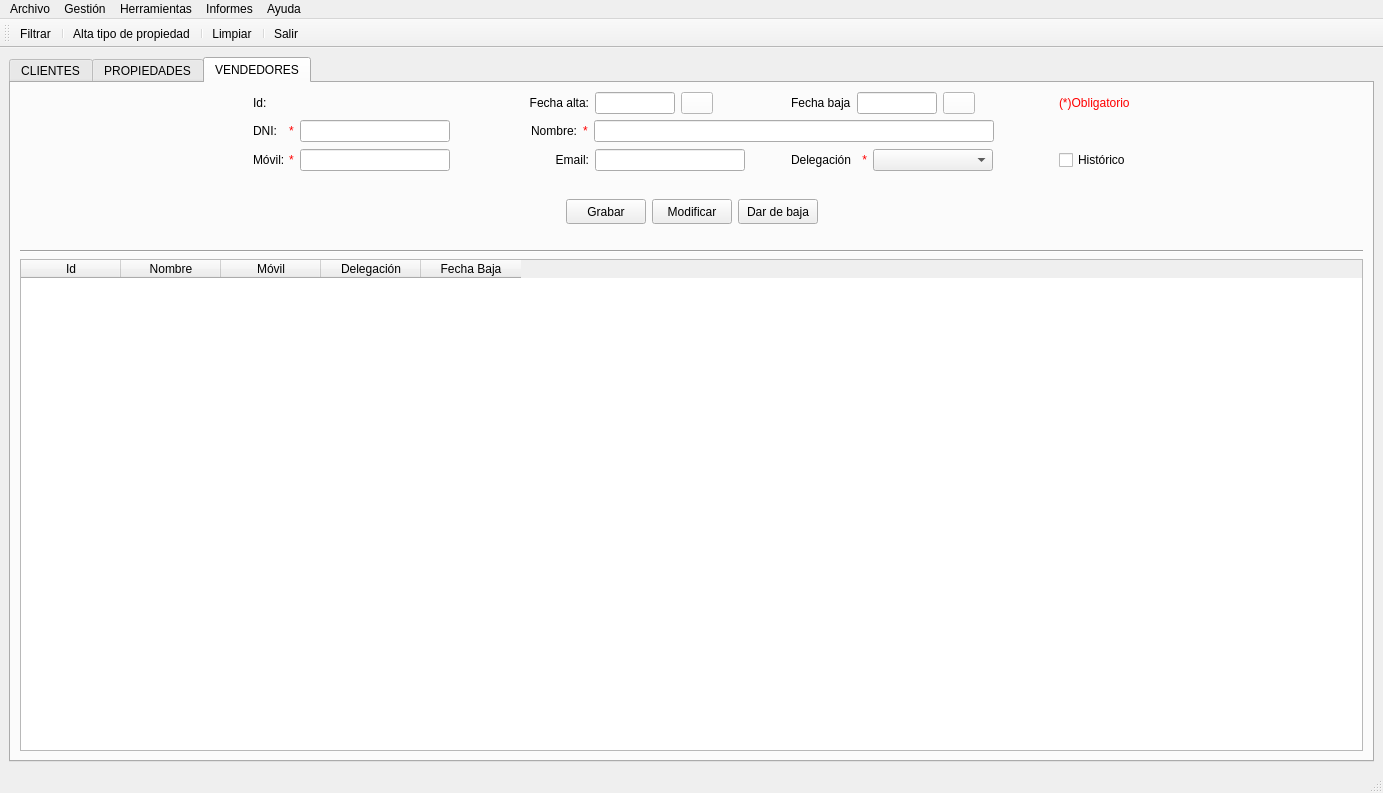
yelkov/ProyectoDI, file templates/venPrincipal.ui: the form before one commit.
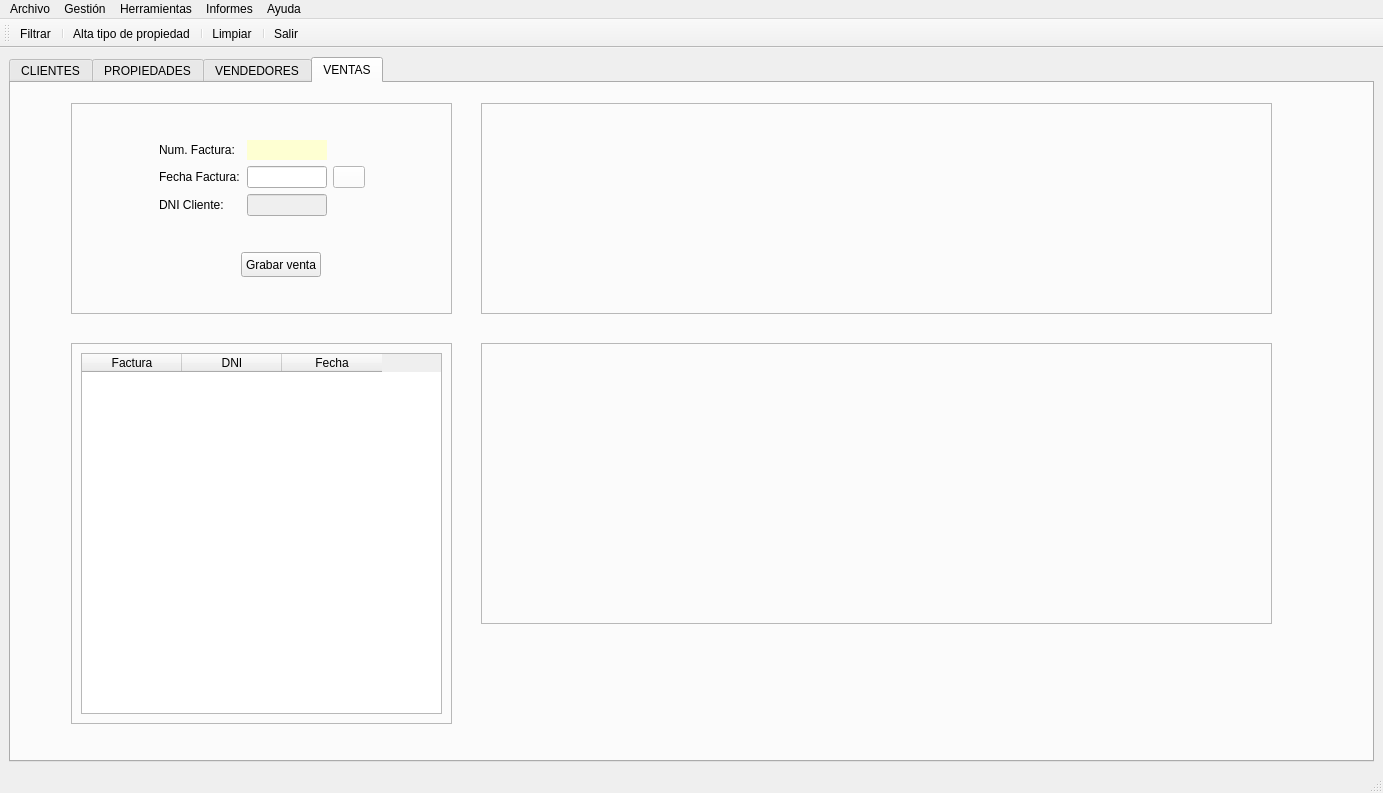
The form after the commit. Icons and pictures are not drawn.

Commit message: feat(grabar facturas completado)

Patch:
```diff
--- a/templates/venPrincipal.ui
+++ b/templates/venPrincipal.ui
@@ -52,7 +52,7 @@
        </size>
       </property>
       <property name="currentIndex">
-       <number>2</number>
+       <number>3</number>
       </property>
       <widget class="QWidget" name="pesClientes">
        <attribute name="title">
@@ -5057,6 +5057,298 @@
         </item>
        </layout>
       </widget>
+      <widget class="QWidget" name="pesVentas">
+       <attribute name="title">
+        <string>VENTAS</string>
+       </attribute>
+       <widget class="QFrame" name="frame">
+        <property name="geometry">
+         <rect>
+          <x>60</x>
+          <y>20</y>
+          <width>381</width>
+          <height>211</height>
+         </rect>
+        </property>
+        <property name="frameShape">
+         <enum>QFrame::StyledPanel</enum>
+        </property>
+        <property name="frameShadow">
+         <enum>QFrame::Sunken</enum>
+        </property>
+        <property name="lineWidth">
+         <number>1</number>
+        </property>
+        <layout class="QGridLayout" name="gridLayout_8">
+         <item row="0" column="0">
+          <layout class="QHBoxLayout" name="horizontalLayout_41">
+           <item>
+            <spacer name="horizontalSpacer_56">
+             <property name="orientation">
+              <enum>Qt::Horizontal</enum>
+             </property>
+             <property name="sizeHint" stdset="0">
+              <size>
+               <width>40</width>
+               <height>20</height>
+              </size>
+             </property>
+            </spacer>
+           </item>
+           <item>
+            <layout class="QGridLayout" name="gridLayout_7">
+             <item row="1" column="2">
+              <widget class="QLineEdit" name="txtFechaFactura">
+               <property name="enabled">
+                <bool>true</bool>
+               </property>
+               <property name="sizePolicy">
+                <sizepolicy hsizetype="Fixed" vsizetype="Fixed">
+                 <horstretch>0</horstretch>
+                 <verstretch>0</verstretch>
+                </sizepolicy>
+               </property>
+               <property name="minimumSize">
+                <size>
+                 <width>80</width>
+                 <height>0</height>
+                </size>
+               </property>
+               <property name="maximumSize">
+                <size>
+                 <width>80</width>
+                 <height>16777215</height>
+                </size>
+               </property>
+               <property name="alignment">
+                <set>Qt::AlignCenter</set>
+               </property>
+              </widget>
+             </item>
+             <item row="0" column="0">
+              <widget class="QLabel" name="label">
+               <property name="text">
+                <string>Num. Factura:</string>
+               </property>
+              </widget>
+             </item>
+             <item row="0" column="2" colspan="2">
+              <widget class="QLabel" name="lblNumFactura">
+               <property name="minimumSize">
+                <size>
+                 <width>80</width>
+                 <height>20</height>
+                </size>
+               </property>
+               <property name="maximumSize">
+                <size>
+                 <width>80</width>
+                 <height>20</height>
+                </size>
+               </property>
+               <property name="styleSheet">
+                <string notr="true">background-color: rgb(254, 255, 210);</string>
+               </property>
+               <property name="text">
+                <string/>
+               </property>
+              </widget>
+             </item>
+             <item row="1" column="3">
+              <widget class="QPushButton" name="btnFechaFactura">
+               <property name="minimumSize">
+                <size>
+                 <width>32</width>
+                 <height>20</height>
+                </size>
+               </property>
+               <property name="maximumSize">
+                <size>
+                 <width>32</width>
+                 <height>16777215</height>
+                </size>
+               </property>
+               <property name="toolTip">
+                <string>Abrir calendario</string>
+               </property>
+               <property name="styleSheet">
+                <string notr="true">background-color : rgb(255, 255, 255)</string>
+               </property>
+               <property name="text">
+                <string/>
+               </property>
+               <property name="icon">
+                <iconset>
+                 <normaloff>../img/calendar.ico</normaloff>../img/calendar.ico</iconset>
+               </property>
+              </widget>
+             </item>
+             <item row="2" column="0">
+              <widget class="QLabel" name="label_3">
+               <property name="text">
+                <string>DNI Cliente:</string>
+               </property>
+              </widget>
+             </item>
+             <item row="4" column="1" colspan="2">
+              <widget class="QPushButton" name="btnGrabarFactura">
+               <property name="minimumSize">
+                <size>
+                 <width>80</width>
+                 <height>25</height>
+                </size>
+               </property>
+               <property name="maximumSize">
+                <size>
+                 <width>80</width>
+                 <height>25</height>
+                </size>
+               </property>
+               <property name="text">
+                <string>Grabar venta</string>
+               </property>
+              </widget>
+             </item>
+             <item row="2" column="2" colspan="2">
+              <widget class="QLineEdit" name="txtdniclifac">
+               <property name="enabled">
+                <bool>false</bool>
+               </property>
+               <property name="minimumSize">
+                <size>
+                 <width>80</width>
+                 <height>0</height>
+                </size>
+               </property>
+               <property name="maximumSize">
+                <size>
+                 <width>80</width>
+                 <height>16777215</height>
+                </size>
+               </property>
+              </widget>
+             </item>
+             <item row="1" column="0" colspan="2">
+              <widget class="QLabel" name="label_4">
+               <property name="text">
+                <string>Fecha Factura:</string>
+               </property>
+              </widget>
+             </item>
+             <item row="3" column="2">
+              <spacer name="verticalSpacer_14">
+               <property name="orientation">
+                <enum>Qt::Vertical</enum>
+               </property>
+               <property name="sizeType">
+                <enum>QSizePolicy::Fixed</enum>
+               </property>
+               <property name="sizeHint" stdset="0">
+                <size>
+                 <width>20</width>
+                 <height>30</height>
+                </size>
+               </property>
+              </spacer>
+             </item>
+            </layout>
+           </item>
+           <item>
+            <spacer name="horizontalSpacer_55">
+             <property name="orientation">
+              <enum>Qt::Horizontal</enum>
+             </property>
+             <property name="sizeHint" stdset="0">
+              <size>
+               <width>40</width>
+               <height>20</height>
+              </size>
+             </property>
+            </spacer>
+           </item>
+          </layout>
+         </item>
+        </layout>
+       </widget>
+       <widget class="QFrame" name="frame_2">
+        <property name="geometry">
+         <rect>
+          <x>60</x>
+          <y>260</y>
+          <width>381</width>
+          <height>381</height>
+         </rect>
+        </property>
+        <property name="frameShape">
+         <enum>QFrame::StyledPanel</enum>
+        </property>
+        <property name="frameShadow">
+         <enum>QFrame::Sunken</enum>
+        </property>
+        <property name="lineWidth">
+         <number>1</number>
+        </property>
+        <layout class="QGridLayout" name="gridLayout_9">
+         <item row="0" column="0">
+          <widget class="QTableWidget" name="tablaFacturas">
+           <column>
+            <property name="text">
+             <string>Factura</string>
+            </property>
+           </column>
+           <column>
+            <property name="text">
+             <string>DNI</string>
+            </property>
+           </column>
+           <column>
+            <property name="text">
+             <string>Fecha</string>
+            </property>
+           </column>
+          </widget>
+         </item>
+        </layout>
+       </widget>
+       <widget class="QFrame" name="frame_3">
+        <property name="geometry">
+         <rect>
+          <x>470</x>
+          <y>20</y>
+          <width>791</width>
+          <height>211</height>
+         </rect>
+        </property>
+        <property name="frameShape">
+         <enum>QFrame::StyledPanel</enum>
+        </property>
+        <property name="frameShadow">
+         <enum>QFrame::Sunken</enum>
+        </property>
+        <property name="lineWidth">
+         <number>1</number>
+        </property>
+       </widget>
+       <widget class="QFrame" name="frame_4">
+        <property name="geometry">
+         <rect>
+          <x>470</x>
+          <y>260</y>
+          <width>791</width>
+          <height>281</height>
+         </rect>
+        </property>
+        <property name="frameShape">
+         <enum>QFrame::StyledPanel</enum>
+        </property>
+        <property name="frameShadow">
+         <enum>QFrame::Sunken</enum>
+        </property>
+        <property name="lineWidth">
+         <number>1</number>
+        </property>
+       </widget>
+      </widget>
      </widget>
     </item>
    </layout>
```
Left out of the diff: 4 changed lines with no effect on the pictures. The commit also changes 10 other files.
